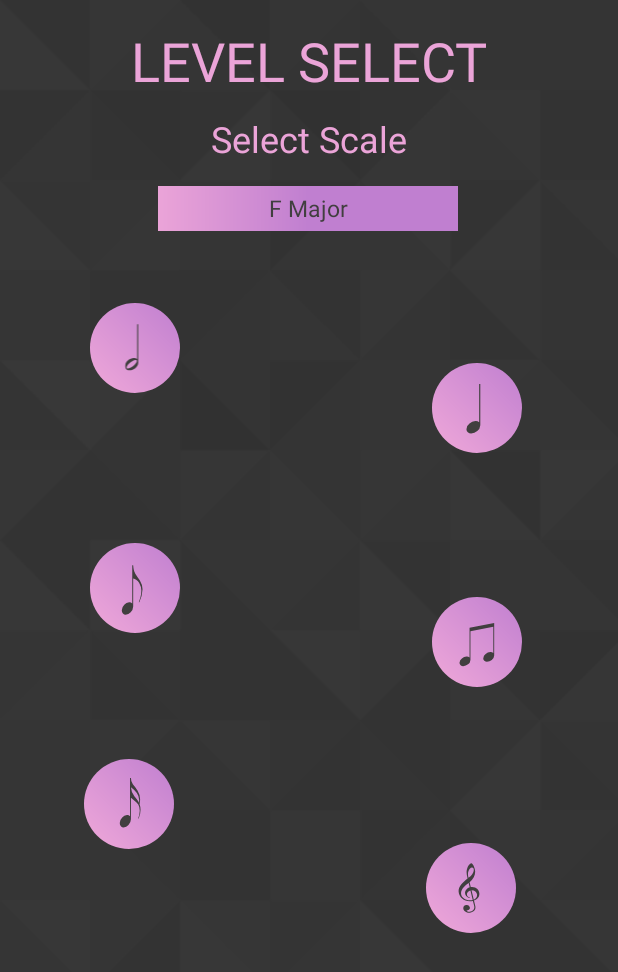
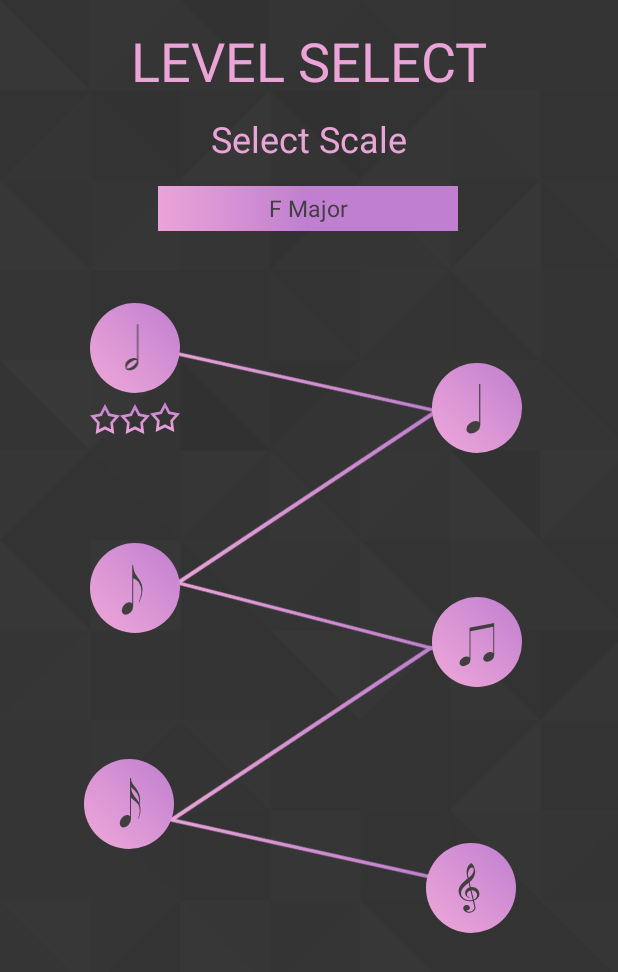
Before and after one commit to CaileenD/cs446-project, an Android app: the LevelSelectActivity screen opened directly, with no data from a screen before it, on a phone screen of 412 x 824 dp. Shown: the top 972 px of the screen. Run offline under Robolectric (Android 15) with nearby library versions, the light colour scheme and no system bars; Roboto replaces fonts that are not available here.

Commit message:
Added lines that link up to level select bubbles

```diff
--- /dev/null
+++ b/app/src/main/res/drawable/empty_star.xml
@@ -0,0 +1,13 @@
+<vector android:height="24dp" android:viewportHeight="19"
+    android:viewportWidth="19.844" android:width="24dp"
+    xmlns:aapt="http://schemas.android.com/aapt" xmlns:android="http://schemas.android.com/apk/res/android">
+    <path android:fillType="evenOdd" android:pathData="M9.915,0l3.272,5.971L19.844,7.257l-4.633,4.977 0.84,6.766 -6.135,-2.9 -6.136,2.9 0.841,-6.766 -4.633,-4.977 6.655,-1.286L9.915,0m-2.115,7.568 l-4.326,0.836 3.011,3.235 -0.546,4.4 3.988,-1.882 3.988,1.882 -0.546,-4.4 3.011,-3.235 -4.326,-0.836 -2.127,-3.881 -2.127,3.881">
+        <aapt:attr name="android:fillColor">
+            <gradient android:endX="9.921994" android:endY="0"
+                android:startX="9.921994" android:startY="19" android:type="linear">
+                <item android:color="#FFEBA4D8" android:offset="0"/>
+                <item android:color="#FFC07FD0" android:offset="1"/>
+            </gradient>
+        </aapt:attr>
+    </path>
+</vector>
--- /dev/null
+++ b/app/src/main/res/drawable/filled_star.xml
@@ -0,0 +1,13 @@
+<vector android:height="24dp" android:viewportHeight="19"
+    android:viewportWidth="19.875" android:width="24dp"
+    xmlns:aapt="http://schemas.android.com/aapt" xmlns:android="http://schemas.android.com/apk/res/android">
+    <path android:fillType="evenOdd" android:pathData="M9.939,0l3.272,5.971 6.656,1.286 -4.633,4.977 0.84,6.766 -6.135,-2.9 -6.136,2.9 0.841,-6.766 -4.633,-4.977 6.655,-1.286L9.939,0">
+        <aapt:attr name="android:fillColor">
+            <gradient android:endX="9.938005" android:endY="0"
+                android:startX="9.938005" android:startY="19" android:type="linear">
+                <item android:color="#FFEBA4D8" android:offset="0"/>
+                <item android:color="#FFC07FD0" android:offset="1"/>
+            </gradient>
+        </aapt:attr>
+    </path>
+</vector>
--- /dev/null
+++ b/app/src/main/res/drawable/level_line.xml
@@ -0,0 +1,14 @@
+<vector android:height="24dp" android:viewportHeight="41.938"
+    android:viewportWidth="127.312" android:width="24dp"
+    xmlns:aapt="http://schemas.android.com/aapt" xmlns:android="http://schemas.android.com/apk/res/android">
+    <path android:fillType="evenOdd" android:pathData="M0.002,0.945l0.308,-0.952 127,41 -0.308,0.952Z">
+        <aapt:attr name="android:fillColor">
+            <gradient android:endX="63.656006"
+                android:endY="-5.859375E-6" android:startX="63.656006"
+                android:startY="41.937996" android:type="linear">
+                <item android:color="#FFEBA4D8" android:offset="0"/>
+                <item android:color="#FFC07FD0" android:offset="1"/>
+            </gradient>
+        </aapt:attr>
+    </path>
+</vector>
--- a/app/src/main/res/layout/activity_level_select.xml
+++ b/app/src/main/res/layout/activity_level_select.xml
@@ -54,11 +54,86 @@
         tools:visibility="visible" />
 
     <ImageView
+        android:id="@+id/line1"
+        android:layout_width="174dp"
+        android:layout_height="129dp"
+        android:layout_marginStart="8dp"
+        android:layout_marginTop="36dp"
+        android:layout_marginEnd="8dp"
+        android:alpha="1"
+        android:rotation="148"
+        app:layout_constraintEnd_toEndOf="@+id/levelBubble2"
+        app:layout_constraintHorizontal_bias="0.494"
+        app:layout_constraintStart_toStartOf="@+id/LevelBubble1"
+        app:layout_constraintTop_toBottomOf="@+id/scaleSpinner"
+        app:srcCompat="@drawable/level_line" />
+
+    <ImageView
+        android:id="@+id/line2"
+        android:layout_width="223dp"
+        android:layout_height="147dp"
+        android:layout_marginStart="8dp"
+        android:layout_marginTop="104dp"
+        android:layout_marginEnd="8dp"
+        android:alpha="1"
+        android:rotation="102"
+        app:layout_constraintEnd_toEndOf="@+id/levelBubble2"
+        app:layout_constraintHorizontal_bias="0.478"
+        app:layout_constraintStart_toStartOf="@+id/levelNote3"
+        app:layout_constraintTop_toBottomOf="@+id/scaleSpinner"
+        app:srcCompat="@drawable/level_line" />
+
+    <ImageView
+        android:id="@+id/line3"
+        android:layout_width="174dp"
+        android:layout_height="129dp"
+        android:layout_marginStart="8dp"
+        android:layout_marginTop="192dp"
+        android:layout_marginEnd="8dp"
+        android:alpha="1"
+        android:rotation="150"
+        app:layout_constraintEnd_toEndOf="@+id/levelBubble4"
+        app:layout_constraintStart_toStartOf="@+id/levelBubble3"
+        app:layout_constraintTop_toBottomOf="@+id/scaleSpinner"
+        app:srcCompat="@drawable/level_line" />
+
+    <ImageView
+        android:id="@+id/line4"
+        android:layout_width="227dp"
+        android:layout_height="149dp"
+        android:layout_marginStart="8dp"
+        android:layout_marginTop="260dp"
+        android:layout_marginEnd="8dp"
+        android:alpha="1"
+        android:rotation="102"
+        app:layout_constraintEnd_toEndOf="@+id/levelBubble4"
+        app:layout_constraintHorizontal_bias="0.489"
+        app:layout_constraintStart_toStartOf="@+id/levelBubble5"
+        app:layout_constraintTop_toBottomOf="@+id/scaleSpinner"
+        app:srcCompat="@drawable/level_line" />
+
+    <ImageView
+        android:id="@+id/line5"
+        android:layout_width="180dp"
+        android:layout_height="134dp"
+        android:layout_marginStart="8dp"
+        android:layout_marginTop="344dp"
+        android:layout_marginEnd="8dp"
+        android:alpha="1"
+        android:rotation="148"
+        app:layout_constraintEnd_toEndOf="@+id/levelBubble6"
+        app:layout_constraintHorizontal_bias="0.478"
+        app:layout_constraintStart_toStartOf="@+id/levelBubble5"
+        app:layout_constraintTop_toBottomOf="@+id/scaleSpinner"
+        app:srcCompat="@drawable/level_line" />
+
+    <ImageView
         android:id="@+id/LevelBubble1"
         android:layout_width="wrap_content"
         android:layout_height="wrap_content"
         android:layout_marginStart="60dp"
         android:layout_marginTop="48dp"
+        android:alpha="1"
         app:layout_constraintStart_toStartOf="parent"
         app:layout_constraintTop_toBottomOf="@+id/scaleSpinner"
         app:srcCompat="@drawable/note_button" />
@@ -67,6 +142,7 @@
         android:id="@+id/levelNote1"
         android:layout_width="49dp"
         android:layout_height="46dp"
+        android:alpha="1"
         android:clickable="false"
         android:onClick="onLevelClick"
         android:tint="@color/main_black"
@@ -82,6 +158,7 @@
         android:layout_height="wrap_content"
         android:layout_marginTop="88dp"
         android:layout_marginEnd="64dp"
+        android:alpha="1"
         app:layout_constraintEnd_toEndOf="parent"
         app:layout_constraintTop_toBottomOf="@+id/scaleSpinner"
         app:srcCompat="@drawable/note_button" />
@@ -90,6 +167,7 @@
         android:id="@+id/levelNote2"
         android:layout_width="49dp"
         android:layout_height="49dp"
+        android:alpha="1"
         android:clickable="true"
         android:onClick="onLevelClick"
         android:tint="@color/main_black"
@@ -107,6 +185,7 @@
         android:layout_height="wrap_content"
         android:layout_marginTop="208dp"
         android:layout_marginEnd="292dp"
+        android:alpha="1"
         app:layout_constraintEnd_toEndOf="parent"
         app:layout_constraintTop_toBottomOf="@+id/scaleSpinner"
         app:srcCompat="@drawable/note_button" />
@@ -116,6 +195,7 @@
         android:layout_width="49dp"
         android:layout_height="49dp"
         android:layout_marginEnd="8dp"
+        android:alpha="1"
         android:clickable="true"
         android:onClick="onLevelClick"
         android:tint="@color/main_black"
@@ -131,6 +211,7 @@
         android:layout_height="wrap_content"
         android:layout_marginTop="244dp"
         android:layout_marginEnd="64dp"
+        android:alpha="1"
         app:layout_constraintEnd_toEndOf="parent"
         app:layout_constraintTop_toBottomOf="@+id/scaleSpinner"
         app:srcCompat="@drawable/note_button" />
@@ -139,6 +220,7 @@
         android:id="@+id/levelNote4"
         android:layout_width="49dp"
         android:layout_height="49dp"
+        android:alpha="1"
         android:clickable="true"
         android:onClick="onLevelClick"
         android:tint="@color/main_black"
@@ -156,6 +238,7 @@
         android:layout_height="wrap_content"
         android:layout_marginTop="352dp"
         android:layout_marginEnd="296dp"
+        android:alpha="1"
         app:layout_constraintEnd_toEndOf="parent"
         app:layout_constraintTop_toBottomOf="@+id/scaleSpinner"
         app:srcCompat="@drawable/note_button" />
@@ -164,6 +247,7 @@
         android:id="@+id/levelNote5"
         android:layout_width="49dp"
         android:layout_height="49dp"
+        android:alpha="1"
         android:clickable="true"
         android:onClick="onLevelClick"
         android:tint="@color/main_black"
@@ -179,6 +263,7 @@
         android:layout_height="wrap_content"
         android:layout_marginTop="408dp"
         android:layout_marginEnd="68dp"
+        android:alpha="1"
         app:layout_constraintEnd_toEndOf="parent"
         app:layout_constraintTop_toBottomOf="@+id/scaleSpinner"
         app:srcCompat="@drawable/note_button" />
@@ -187,6 +272,7 @@
         android:id="@+id/levelNote6"
         android:layout_width="49dp"
         android:layout_height="52dp"
+        android:alpha="1"
         android:clickable="true"
         android:onClick="onLevelClick"
         android:tint="@color/main_black"
@@ -197,4 +283,34 @@
         app:layout_constraintTop_toTopOf="@+id/levelBubble6"
         app:srcCompat="@drawable/note_icon_6" />
 
+    <ImageView
+        android:id="@+id/level1EmptyStar1"
+        android:layout_width="20dp"
+        android:layout_height="20dp"
+        android:layout_marginStart="60dp"
+        android:layout_marginTop="269dp"
+        app:layout_constraintStart_toStartOf="parent"
+        app:layout_constraintTop_toTopOf="parent"
+        app:srcCompat="@drawable/empty_star" />
+
+    <ImageView
+        android:id="@+id/level1EmptyStar2"
+        android:layout_width="20dp"
+        android:layout_height="20dp"
+        android:layout_marginStart="80dp"
+        android:layout_marginTop="269dp"
+        app:layout_constraintStart_toStartOf="parent"
+        app:layout_constraintTop_toTopOf="parent"
+        app:srcCompat="@drawable/empty_star" />
+
+    <ImageView
+        android:id="@+id/level1EmptyStar3"
+        android:layout_width="20dp"
+        android:layout_height="20dp"
+        android:layout_marginStart="100dp"
+        android:layout_marginTop="268dp"
+        app:layout_constraintStart_toStartOf="parent"
+        app:layout_constraintTop_toTopOf="parent"
+        app:srcCompat="@drawable/empty_star" />
+
 </androidx.constraintlayout.widget.ConstraintLayout>
```
Also changed, not shown: app/src/main/assets/ui/empty-star.svg (added), app/src/main/assets/ui/filled-star.svg (added), app/src/main/assets/ui/level-line.svg (added).
